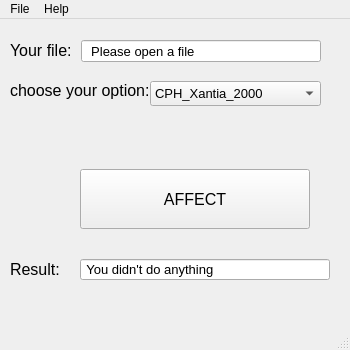
Qt form Source/untitled/mainwindow.ui (abolyyy/DumpPresentation) before a commit.
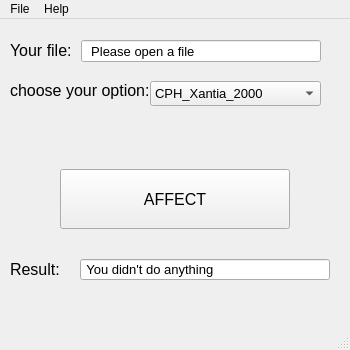
The same form after that commit. Icons and pictures are not drawn.

Patch:
```diff
--- a/Source/untitled/mainwindow.ui
+++ b/Source/untitled/mainwindow.ui
@@ -40,7 +40,7 @@
    <widget class="QPushButton" name="pushButton">
     <property name="geometry">
      <rect>
-      <x>80</x>
+      <x>60</x>
       <y>150</y>
       <width>230</width>
       <height>60</height>
```
Left out of the diff: 2 changed lines with no effect on the pictures.
